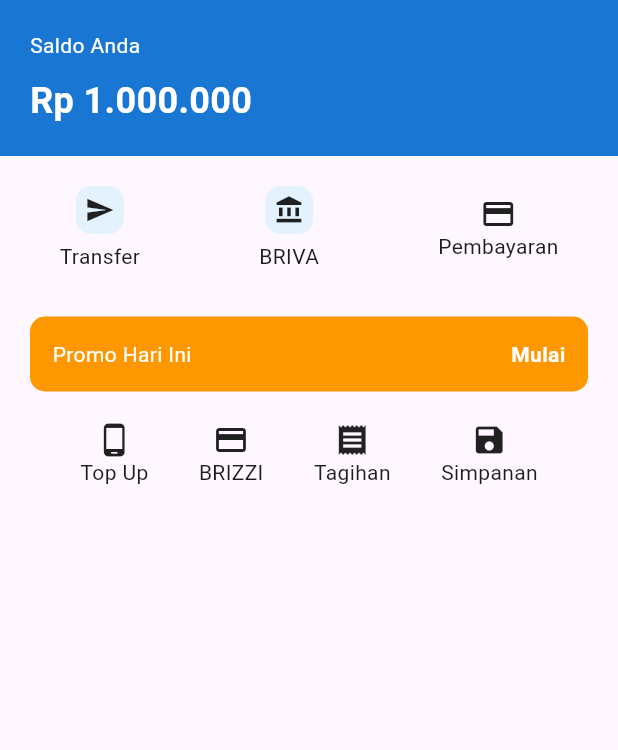
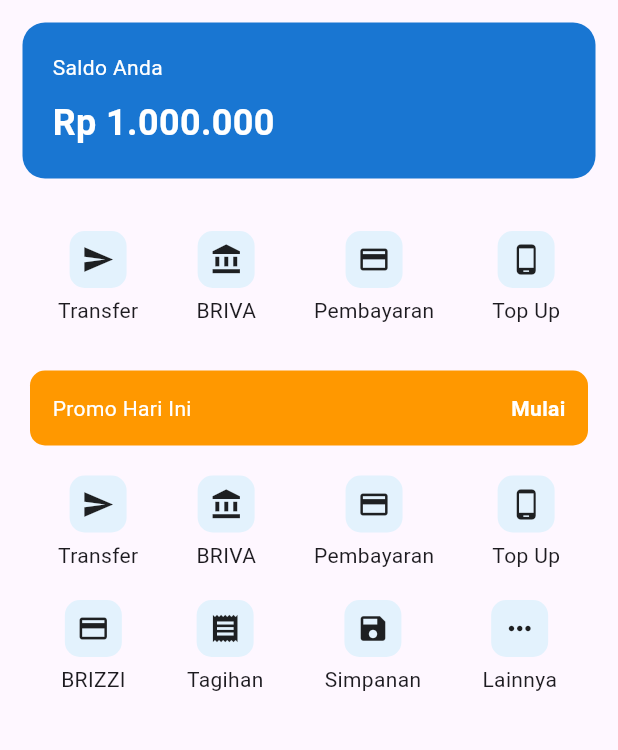
Before and after one commit to Mahrus88/brimo_app, a Flutter app: the screen it shows after launch, on a phone screen of 412 x 824 dp, the part 84-834 px from its top. Run offline on Flutter 3.47's test engine with Material 3 defaults, Android fonts, the phone set to English and light mode, and no system bars.

Commit message:
upgrade UI lebih mirip brimo

```diff
--- a/lib/main.dart
+++ b/lib/main.dart
@@ -28,8 +28,12 @@
           // 🔵 SALDO
           Container(
             width: double.infinity,
+            margin: EdgeInsets.all(15),
             padding: EdgeInsets.all(20),
+            decoration: BoxDecoration(
               color: Colors.blue[700],
+              borderRadius: BorderRadius.circular(15),
+            ),
             child: Column(
               crossAxisAlignment: CrossAxisAlignment.start,
               children: [
@@ -54,42 +58,12 @@
 
           // 🔲 MENU
           Row(
-            mainAxisAlignment: MainAxisAlignment.spaceAround,
+            mainAxisAlignment: MainAxisAlignment.spaceEvenly,
             children: [
-              Column(
-                children: [
-                  Container(
-                    padding: EdgeInsets.all(6),
-                    decoration: BoxDecoration(
-                      color: Colors.blue[50],
-                      borderRadius: BorderRadius.circular(10),
-                    ),
-                    child: Icon(Icons.send, size: 20),
-                  ),
-                  SizedBox(height: 5),
-                  Text("Transfer"),
-                ],
-              ),
-              Column(
-                children: [
-                  Container(
-                    padding: EdgeInsets.all(6),
-                    decoration: BoxDecoration(
-                      color: Colors.blue[50],
-                      borderRadius: BorderRadius.circular(10),
-                    ),
-                    child: Icon(Icons.account_balance, size: 20),
-                  ),
-                  SizedBox(height: 5),
-                  Text("BRIVA"),
-                ],
-              ),
-              Column(
-                children: [
-                  Icon(Icons.payment),
-                  Text("Pembayaran"),
-                ],
-              ),
+              menuItem(Icons.send, "Transfer"),
+              menuItem(Icons.account_balance, "BRIVA"),
+              menuItem(Icons.payment, "Pembayaran"),
+              menuItem(Icons.phone_android, "Top Up"),
             ],
           ),
           SizedBox(height: 30),
@@ -118,37 +92,24 @@
             ),
           ),
           SizedBox(height: 20),
-          Padding(
-            padding: EdgeInsets.symmetric(horizontal: 20),
-            child: Row(
+          Row(
             mainAxisAlignment: MainAxisAlignment.spaceEvenly,
             children: [
-                Column(
-                  children: [
-                    Icon(Icons.phone_android),
-                    Text("Top Up"),
+              menuItem(Icons.send, "Transfer"),
+              menuItem(Icons.account_balance, "BRIVA"),
+              menuItem(Icons.payment, "Pembayaran"),
+              menuItem(Icons.phone_android, "Top Up"),
             ],
           ),
-                Column(
+          SizedBox(height: 20),
+          Row(
+            mainAxisAlignment: MainAxisAlignment.spaceEvenly,
             children: [
-                    Icon(Icons.credit_card),
-                    Text("BRIZZI"),
+              menuItem(Icons.credit_card, "BRIZZI"),
+              menuItem(Icons.receipt, "Tagihan"),
+              menuItem(Icons.save, "Simpanan"),
+              menuItem(Icons.more_horiz, "Lainnya"),
                       ],
-                ),
-                Column(
-                  children: [
-                    Icon(Icons.receipt),
-                    Text("Tagihan"),
-                  ],
-                ),
-                Column(
-                  children: [
-                    Icon(Icons.save),
-                    Text("Simpanan"),
-                  ],
-                ),
-              ],
-            ),
                     ),
                   ],
                     ),
@@ -156,3 +117,19 @@
               );
             }
           }
+          Widget menuItem(IconData icon, String text) {
+            return Column(
+              children: [
+                Container(
+                  padding: EdgeInsets.all(8),
+                  decoration: BoxDecoration(
+                    color: Colors.blue[50],
+                    borderRadius: BorderRadius.circular(10),
+                  ),
+                  child: Icon(icon, size: 22),
+                ),
+                SizedBox(height: 5),
+                Text(text),
+              ],
+            );
+          }
```
Lines whose indentation alone changed are shown as unchanged.
